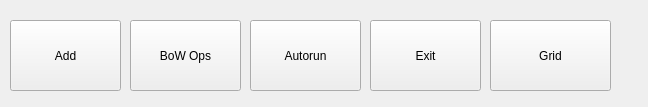
This is welcome.ui in rajithavk/frontend as Qt 5 draws it before an edit. The edited form follows.
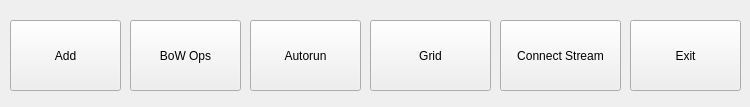
This is the edited form.

Diff of the .ui file:
```diff
--- a/welcome.ui
+++ b/welcome.ui
@@ -6,7 +6,7 @@
    <rect>
     <x>0</x>
     <y>0</y>
-    <width>648</width>
+    <width>750</width>
     <height>107</height>
    </rect>
   </property>
@@ -56,7 +56,7 @@
    <widget class="QPushButton" name="btnExit">
     <property name="geometry">
      <rect>
-      <x>370</x>
+      <x>630</x>
       <y>20</y>
       <width>111</width>
       <height>71</height>
@@ -69,7 +69,7 @@
    <widget class="QPushButton" name="btnGrid">
     <property name="geometry">
      <rect>
-      <x>490</x>
+      <x>370</x>
       <y>20</y>
       <width>121</width>
       <height>71</height>
@@ -79,6 +79,19 @@
      <string>Grid</string>
     </property>
    </widget>
+   <widget class="QPushButton" name="btnStream">
+    <property name="geometry">
+     <rect>
+      <x>500</x>
+      <y>20</y>
+      <width>121</width>
+      <height>71</height>
+     </rect>
+    </property>
+    <property name="text">
+     <string>Connect Stream</string>
+    </property>
+   </widget>
   </widget>
  </widget>
  <resources/>
```
